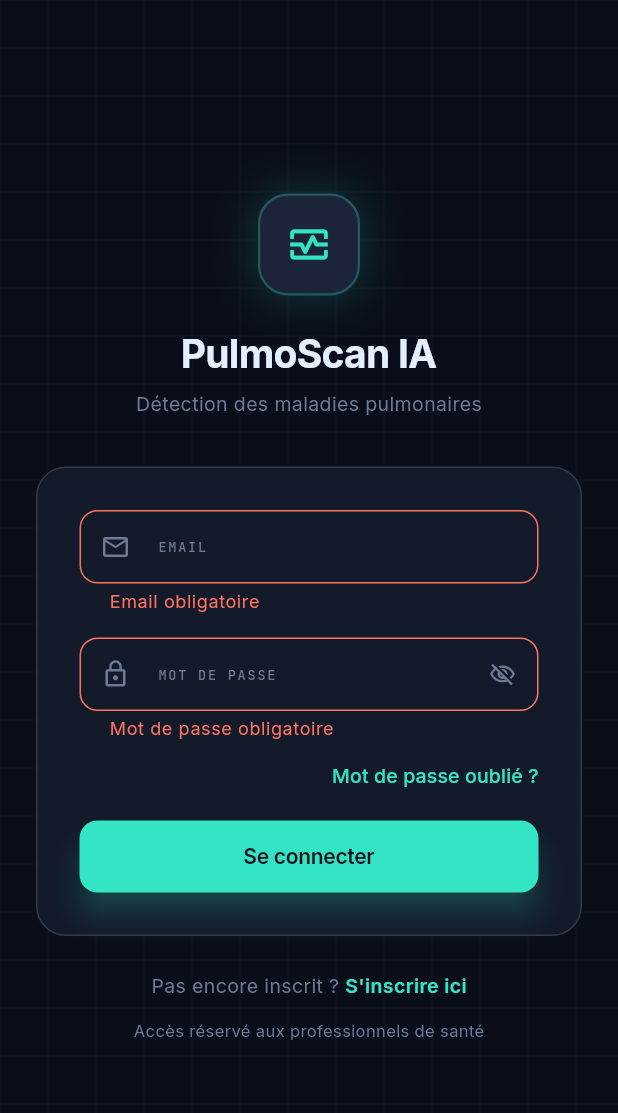
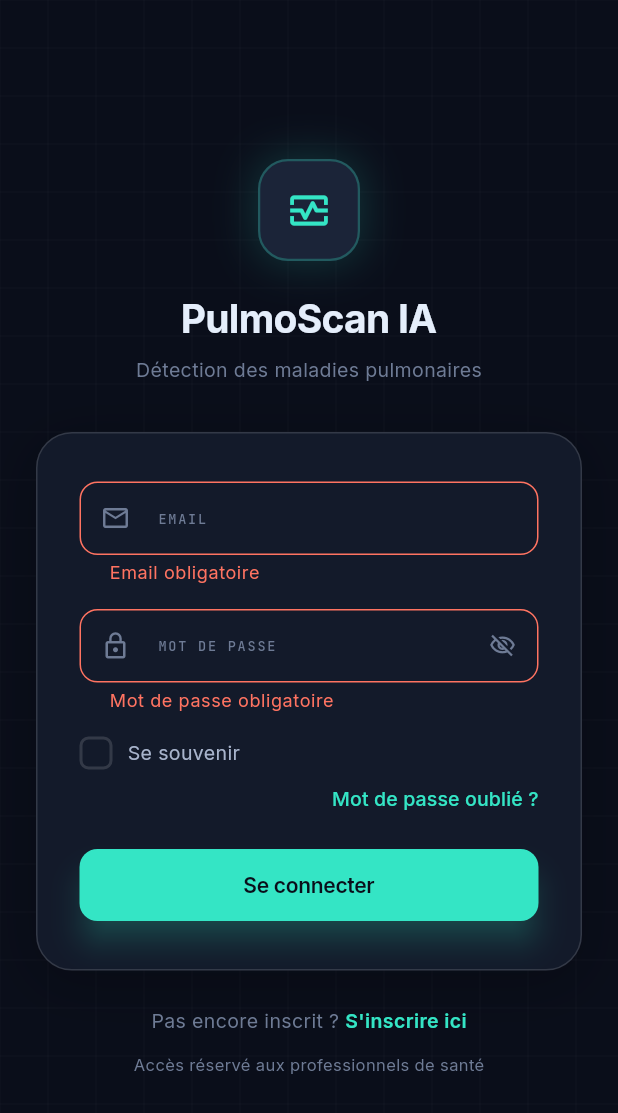
Before and after one commit to AdnaneElHajji/PulmoScan, a Flutter app: the LoginPageExact screen opened directly, after a tap on "Se connecter", on a phone screen of 412 x 824 dp. Shown: the top 1113 px of the screen. Run offline on Flutter 3.47's test engine with Material 3 defaults, Android fonts, the phone set to English and light mode, and no system bars; our stand-ins replace google_fonts, image_picker, pdf, printing, shared_preferences, sqflite; missing offline and left inert: tflite_flutter; accounts and stored records are empty.

Commit message:
feat: 'Se souvenir de moi' — custom checkbox + SharedPreferences
- Checkbox animé (teal quand coché) sur sa propre ligne
- 'Mot de passe oublié ?' sur la ligne suivante aligné à droite
- initState charge l'email sauvegardé au démarrage
- Login sauvegarde/efface l'email selon l'état du checkbox
- Card agrandie: padding 32, radius 24, ombre subtile

Co-Authored-By: Claude Sonnet 4.6 <noreply@anthropic.com>

```diff
--- a/frontend/pulmoscan_app/lib/screens/login.dart
+++ b/frontend/pulmoscan_app/lib/screens/login.dart
@@ -1,5 +1,6 @@
 import 'package:flutter/material.dart';
 import 'package:google_fonts/google_fonts.dart';
+import 'package:shared_preferences/shared_preferences.dart';
 import '../services/auth_service.dart';
 import '../services/database_service.dart';
 import '../theme/v4_theme.dart';
@@ -23,6 +24,24 @@ class _LoginPageExactState extends State<LoginPageExact> {
   bool _obscurePassword = true;
   bool _isLoading = false;
   String _errorMessage = '';
+  bool _rememberMe = false;
+
+  @override
+  void initState() {
+    super.initState();
+    _loadSavedEmail();
+  }
+
+  Future<void> _loadSavedEmail() async {
+    final prefs = await SharedPreferences.getInstance();
+    final saved = prefs.getString('saved_email');
+    if (saved != null && saved.isNotEmpty) {
+      setState(() {
+        _emailController.text = saved;
+        _rememberMe = true;
+      });
+    }
+  }
 
   @override
   Widget build(BuildContext context) {
@@ -89,11 +108,18 @@ class _LoginPageExactState extends State<LoginPageExact> {
 
                       // Card
                       Container(
-                        padding: const EdgeInsets.all(28),
+                        padding: const EdgeInsets.fromLTRB(28, 32, 28, 32),
                         decoration: BoxDecoration(
                           color: V4.surface1,
-                          borderRadius: BorderRadius.circular(20),
+                          borderRadius: BorderRadius.circular(24),
                           border: Border.all(color: V4.borderStrong),
+                          boxShadow: [
+                            BoxShadow(
+                              color: Colors.black.withValues(alpha: 0.25),
+                              blurRadius: 32,
+                              offset: const Offset(0, 8),
+                            ),
+                          ],
                         ),
                         child: Column(
                           crossAxisAlignment: CrossAxisAlignment.start,
@@ -187,8 +213,57 @@ class _LoginPageExactState extends State<LoginPageExact> {
                                     },
                                   ),
 
-                                  const SizedBox(height: 14),
+                                  const SizedBox(height: 16),
 
+                                  // ── Se souvenir de moi ──────────
+                                  GestureDetector(
+                                    onTap: () => setState(
+                                        () => _rememberMe = !_rememberMe),
+                                    child: Row(
+                                      children: [
+                                        AnimatedContainer(
+                                          duration: const Duration(
+                                              milliseconds: 200),
+                                          width: 22,
+                                          height: 22,
+                                          decoration: BoxDecoration(
+                                            color: _rememberMe
+                                                ? V4.teal
+                                                : Colors.transparent,
+                                            borderRadius:
+                                                BorderRadius.circular(6),
+                                            border: Border.all(
+                                              color: _rememberMe
+                                                  ? V4.teal
+                                                  : V4.borderStrong,
+                                              width: 2,
+                                            ),
+                                          ),
+                                          child: _rememberMe
+                                              ? const Icon(Icons.check_rounded,
+                                                  color: V4.bg, size: 14)
+                                              : null,
+                                        ),
+                                        const SizedBox(width: 10),
+                                        Text(
+                                          S.rememberMe,
+                                          style: GoogleFonts.inter(
+                                            fontSize: 13,
+                                            color: _rememberMe
+                                                ? V4.ink
+                                                : V4.inkSoft,
+                                            fontWeight: _rememberMe
+                                                ? FontWeight.w500
+                                                : FontWeight.w400,
+                                          ),
+                                        ),
+                                      ],
+                                    ),
+                                  ),
+
+                                  const SizedBox(height: 10),
+
+                                  // ── Mot de passe oublié ? ────────
                                   Align(
                                     alignment: Alignment.centerRight,
                                     child: TextButton(
@@ -197,7 +272,8 @@ class _LoginPageExactState extends State<LoginPageExact> {
                                         foregroundColor: V4.teal,
                                         padding: EdgeInsets.zero,
                                         minimumSize: Size.zero,
-                                        tapTargetSize: MaterialTapTargetSize.shrinkWrap,
+                                        tapTargetSize:
+                                            MaterialTapTargetSize.shrinkWrap,
                                       ),
                                       child: Text(
                                         S.forgotPassword,
@@ -209,7 +285,7 @@ class _LoginPageExactState extends State<LoginPageExact> {
                                     ),
                                   ),
 
-                                  const SizedBox(height: 20),
+                                  const SizedBox(height: 24),
 
                                   V4.primaryBtn(
                                     label: S.signIn,
@@ -292,6 +368,13 @@ class _LoginPageExactState extends State<LoginPageExact> {
         _emailController.text.trim(),
         _passwordController.text,
       );
+      // Save or clear email based on "Se souvenir de moi"
+      final prefs = await SharedPreferences.getInstance();
+      if (_rememberMe) {
+        await prefs.setString('saved_email', _emailController.text.trim());
+      } else {
+        await prefs.remove('saved_email');
+      }
       if (!mounted) return;
       widget.onLogin(context);
     } catch (e) {
```
